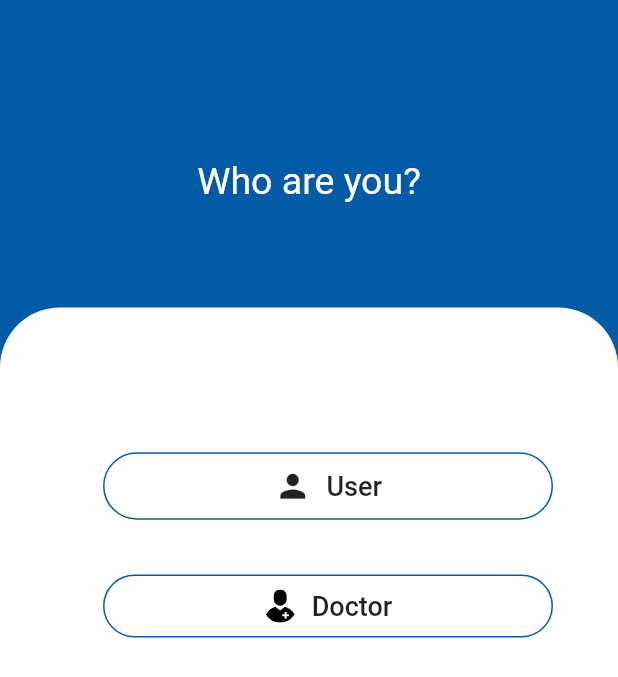
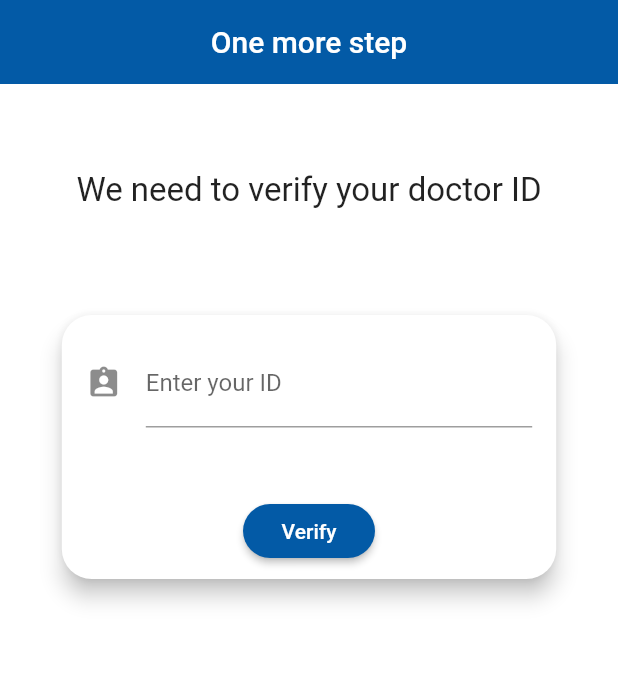
Before and after one commit to MatejKrcek/ceeHacksApp, a Flutter app: the screen it shows after launch, on a phone screen of 412 x 824 dp. Shown: the top 677 px of the screen. Run offline on Flutter 3.47's test engine with Material 2 defaults, Android fonts, the phone set to English and light mode, and no system bars; our stand-ins replace cloud_firestore, firebase_auth, firebase_core, flutter_svg, google_sign_in; accounts and stored records are empty.

Commit message:
doctor verification screen

```diff
--- a/lib/main.dart
+++ b/lib/main.dart
@@ -6,6 +6,8 @@ import 'package:flutter/services.dart';
 
 //! home: RootPage(),
 import 'package:ceehacks/pages/main_menu_layout_page.dart';
+import 'package:ceehacks/pages/doctor/doctor_verify_page.dart';
+
 void main() async {
   WidgetsFlutterBinding.ensureInitialized();
   await Firebase.initializeApp();
@@ -31,7 +33,7 @@ class MyApp extends StatelessWidget {
         scaffoldBackgroundColor: Colors.white,
         visualDensity: VisualDensity.adaptivePlatformDensity,
       ),
-      home: SelectRolePage(),
+      home: DoctorVerifyPage(),
     );
   }
 }
--- /dev/null
+++ b/lib/pages/doctor/doctor_verify_page.dart
@@ -0,0 +1,98 @@
+import 'package:flutter/material.dart';
+import 'package:flutter/services.dart';
+
+class DoctorVerifyPage extends StatefulWidget {
+  @override
+  _DoctorVerifyPageState createState() => _DoctorVerifyPageState();
+}
+
+class _DoctorVerifyPageState extends State<DoctorVerifyPage> {
+  @override
+  Widget build(BuildContext context) {
+    final deviceSize = MediaQuery.of(context).size;
+    return Scaffold(
+      appBar: AppBar(
+        centerTitle: true,
+        elevation: 0,
+        title: Text('One more step'),
+      ),
+      body: Padding(
+        padding: const EdgeInsets.all(8.0),
+        child: ListView(
+          children: [
+            SizedBox(
+              height: 50,
+            ),
+            Center(
+              child: Container(
+                child: Text(
+                  'We need to verify your doctor ID',
+                  style: TextStyle(
+                    fontSize: 22,
+                  ),
+                ),
+              ),
+            ),
+            SizedBox(
+              height: 50,
+            ),
+            Center(
+              child: Card(
+                elevation: 6,
+                shape: RoundedRectangleBorder(
+                  borderRadius: BorderRadius.circular(20),
+                ),
+                margin: EdgeInsets.all(20),
+                child: Column(
+                  children: [
+                    Container(
+                      height: 120,
+                      width: deviceSize.width * 0.8,
+                      child: Padding(
+                        padding: const EdgeInsets.all(16),
+                        child: TextFormField(
+                          textCapitalization: TextCapitalization.none,
+                          autocorrect: false,
+                          enableSuggestions: false,
+                          keyboardType: TextInputType.number,
+                          inputFormatters: <TextInputFormatter>[
+                            FilteringTextInputFormatter.digitsOnly,
+                          ],
+                          decoration: InputDecoration(
+                            labelText: 'Enter your ID',
+                            hintText: 'Enter your ID',
+                            icon: Icon(Icons.assignment_ind),
+                          ),
+                          validator: (value) {
+                            if (value.isEmpty || value.length < 9) {
+                              return 'Please enter your valid ID';
+                            }
+                            return null;
+                          },
+                        ),
+                      ),
+                    ),
+                    Padding(
+                      padding: const EdgeInsets.only(bottom: 8),
+                      child: RaisedButton(
+                        child: Text(
+                          'Verify',
+                          style: TextStyle(color: Colors.white),
+                        ),
+                        onPressed: () {},
+                        color: Theme.of(context).primaryColor,
+                        shape: RoundedRectangleBorder(
+                          borderRadius: BorderRadius.circular(30),
+                        ),
+                      ),
+                    ),
+                  ],
+                ),
+              ),
+            ),
+          ],
+        ),
+      ),
+    );
+  }
+}
```
